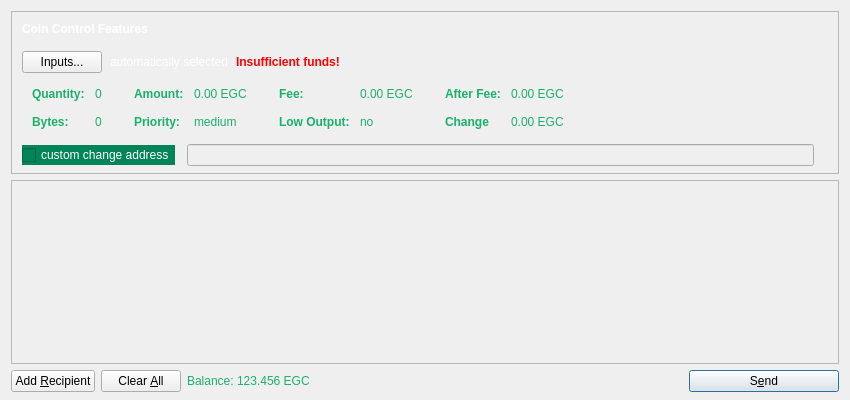
The window that src/qt/forms/sendcoinsdialog.ui (EverGreenCoinDev/EverGreenCoin) describes before a commit, drawn with Qt 5.
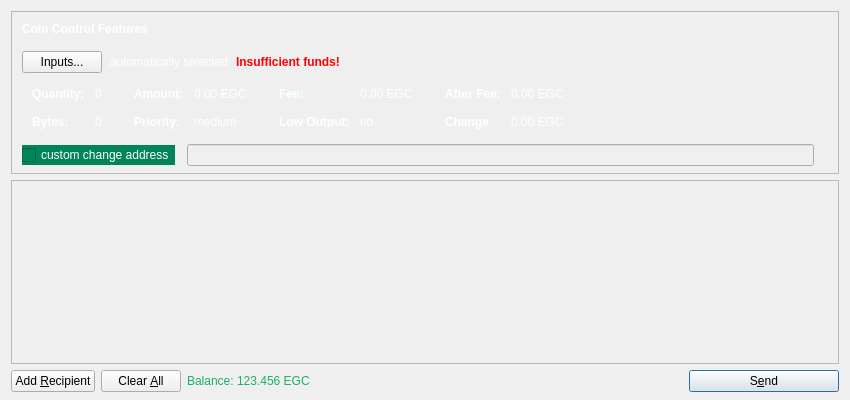
The same window after the commit. Icons and pictures are not drawn.

Commit message: White font of coin control selection output on sendcoinsdialog

```diff
--- a/src/qt/forms/sendcoinsdialog.ui
+++ b/src/qt/forms/sendcoinsdialog.ui
@@ -207,7 +207,7 @@
                <item row="0" column="0">
                 <widget class="QLabel" name="labelCoinControlQuantityText">
                  <property name="styleSheet">
-                  <string notr="true">font-weight:bold;color: #1ab06c;</string>
+                  <string notr="true">font-weight:bold;color: #ffffff;</string>
                  </property>
                  <property name="text">
                   <string>Quantity:</string>
@@ -226,7 +226,7 @@
                   <enum>Qt::ActionsContextMenu</enum>
                  </property>
                  <property name="styleSheet">
-                  <string notr="true">color: #1ab06c;</string>
+                  <string notr="true">color: #ffffff;</string>
                  </property>
                  <property name="text">
                   <string>0</string>
@@ -242,7 +242,7 @@
                <item row="1" column="0">
                 <widget class="QLabel" name="labelCoinControlBytesText">
                  <property name="styleSheet">
-                  <string notr="true">font-weight:bold;color: #1ab06c;</string>
+                  <string notr="true">font-weight:bold;color: #ffffff;</string>
                  </property>
                  <property name="text">
                   <string>Bytes:</string>
@@ -258,7 +258,7 @@
                   <enum>Qt::ActionsContextMenu</enum>
                  </property>
                  <property name="styleSheet">
-                  <string notr="true">color: #1ab06c;</string>
+                  <string notr="true">color: #ffffff;</string>
                  </property>
                  <property name="text">
                   <string>0</string>
@@ -290,7 +290,7 @@
                <item row="0" column="0">
                 <widget class="QLabel" name="labelCoinControlAmountText">
                  <property name="styleSheet">
-                  <string notr="true">font-weight:bold;color: #1ab06c;</string>
+                  <string notr="true">font-weight:bold;color: #ffffff;</string>
                  </property>
                  <property name="text">
                   <string>Amount:</string>
@@ -309,7 +309,7 @@
                   <enum>Qt::ActionsContextMenu</enum>
                  </property>
                  <property name="styleSheet">
-                  <string notr="true">color: #1ab06c;</string>
+                  <string notr="true">color: #ffffff;</string>
                  </property>
                  <property name="text">
                   <string>0.00 EGC</string>
@@ -322,7 +322,7 @@
                <item row="1" column="0">
                 <widget class="QLabel" name="labelCoinControlPriorityText">
                  <property name="styleSheet">
-                  <string notr="true">font-weight:bold;color: #1ab06c;</string>
+                  <string notr="true">font-weight:bold;color: #ffffff;</string>
                  </property>
                  <property name="text">
                   <string>Priority:</string>
@@ -338,7 +338,7 @@
                   <enum>Qt::ActionsContextMenu</enum>
                  </property>
                  <property name="styleSheet">
-                  <string notr="true">color: #1ab06c;</string>
+                  <string notr="true">color: #ffffff;</string>
                  </property>
                  <property name="text">
                   <string>medium</string>
@@ -370,7 +370,7 @@
                <item row="0" column="0">
                 <widget class="QLabel" name="labelCoinControlFeeText">
                  <property name="styleSheet">
-                  <string notr="true">font-weight:bold;color: #1ab06c;</string>
+                  <string notr="true">font-weight:bold;color: #ffffff;</string>
                  </property>
                  <property name="text">
                   <string>Fee:</string>
@@ -389,7 +389,7 @@
                   <enum>Qt::ActionsContextMenu</enum>
                  </property>
                  <property name="styleSheet">
-                  <string notr="true">color: #1ab06c;</string>
+                  <string notr="true">color: #ffffff;</string>
                  </property>
                  <property name="text">
                   <string>0.00 EGC</string>
@@ -402,7 +402,7 @@
                <item row="1" column="0">
                 <widget class="QLabel" name="labelCoinControlLowOutputText">
                  <property name="styleSheet">
-                  <string notr="true">font-weight:bold;color: #1ab06c;</string>
+                  <string notr="true">font-weight:bold;color: #ffffff;</string>
                  </property>
                  <property name="text">
                   <string>Low Output:</string>
@@ -418,7 +418,7 @@
                   <enum>Qt::ActionsContextMenu</enum>
                  </property>
                  <property name="styleSheet">
-                  <string notr="true">color: #1ab06c;</string>
+                  <string notr="true">color: #ffffff;</string>
                  </property>
                  <property name="text">
                   <string>no</string>
@@ -450,7 +450,7 @@
                <item row="0" column="0">
                 <widget class="QLabel" name="labelCoinControlAfterFeeText">
                  <property name="styleSheet">
-                  <string notr="true">font-weight:bold;color: #1ab06c;</string>
+                  <string notr="true">font-weight:bold;color: #ffffff;</string>
                  </property>
                  <property name="text">
                   <string>After Fee:</string>
@@ -469,7 +469,7 @@
                   <enum>Qt::ActionsContextMenu</enum>
                  </property>
                  <property name="styleSheet">
-                  <string notr="true">color: #1ab06c;</string>
+                  <string notr="true">color: #ffffff;</string>
                  </property>
                  <property name="text">
                   <string>0.00 EGC</string>
@@ -482,7 +482,7 @@
                <item row="1" column="0">
                 <widget class="QLabel" name="labelCoinControlChangeText">
                  <property name="styleSheet">
-                  <string notr="true">font-weight:bold;color: #1ab06c;</string>
+                  <string notr="true">font-weight:bold;color: #ffffff;</string>
                  </property>
                  <property name="text">
                   <string>Change</string>
@@ -498,7 +498,7 @@
                   <enum>Qt::ActionsContextMenu</enum>
                  </property>
                  <property name="styleSheet">
-                  <string notr="true">color: #1ab06c;</string>
+                  <string notr="true">color: #ffffff;</string>
                  </property>
                  <property name="text">
                   <string>0.00 EGC</string>
```
